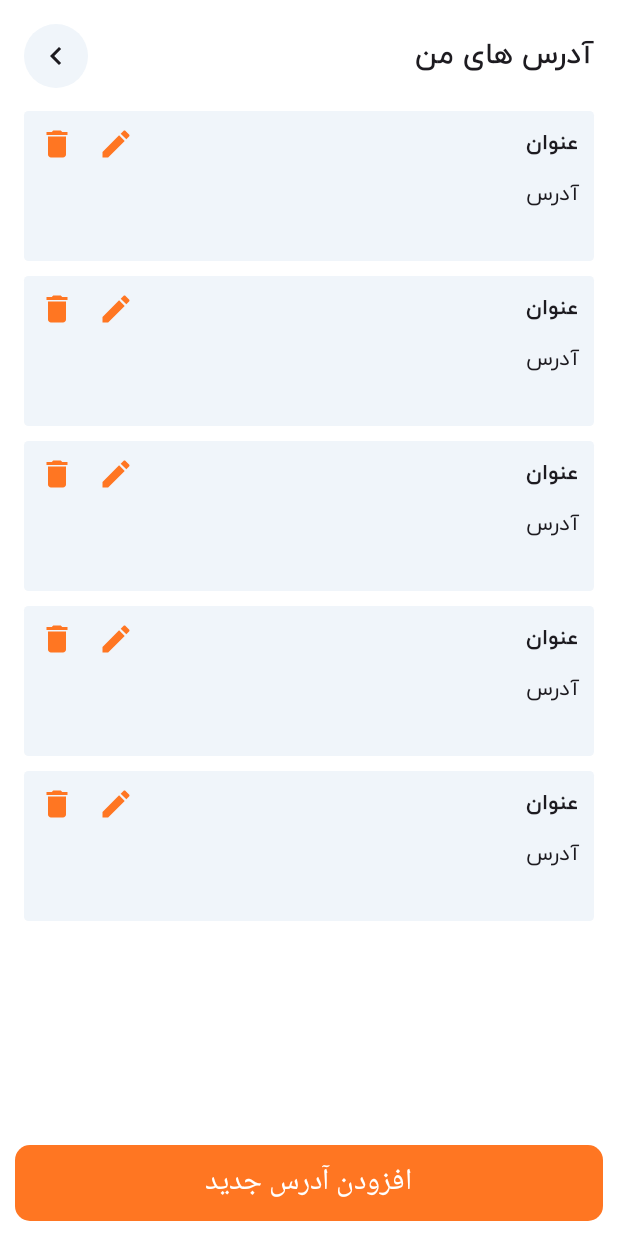
After one commit to AliAyali/market_baz, an Android app built with Jetpack Compose: the AddressScreen screen opened through its navigation route, on a phone screen of 412 x 824 dp. The commit adds this screen. Run offline under Robolectric (Android 15) with nearby library versions, the phone set to English and light mode, and no system bars; our stand-ins replace Dagger/Hilt's generated code, Room's generated code.

Commit message:
create(AddressItem): Creating an address item

```diff
--- a/app/src/main/java/com/aliayali/market_baz/navigation/NavigationGraph.kt
+++ b/app/src/main/java/com/aliayali/market_baz/navigation/NavigationGraph.kt
@@ -12,7 +12,7 @@ import com.aliayali.market_baz.presentation.screens.favorite.FavoriteScreen
 import com.aliayali.market_baz.presentation.screens.forgotPassword.ForgotPasswordScreen
 import com.aliayali.market_baz.presentation.screens.home.HomeScreen
 import com.aliayali.market_baz.presentation.screens.login.LoginScreen
-import com.aliayali.market_baz.presentation.screens.map.MapScreen
+import com.aliayali.market_baz.presentation.screens.address.AddressScreen
 import com.aliayali.market_baz.presentation.screens.personalInformation.PersonalInformationScreen
 import com.aliayali.market_baz.presentation.screens.product.ProductScreen
 import com.aliayali.market_baz.presentation.screens.profile.ProfileScreen
@@ -110,9 +110,9 @@ fun SetupNavigation(
         }
 
         composable(
-            route = NavigationScreen.Map.route
+            route = NavigationScreen.Address.route
         ) {
-            MapScreen(navController)
+            AddressScreen(navController)
         }
     }
 
--- a/app/src/main/java/com/aliayali/market_baz/navigation/NavigationScreen.kt
+++ b/app/src/main/java/com/aliayali/market_baz/navigation/NavigationScreen.kt
@@ -17,5 +17,5 @@ sealed class NavigationScreen(val route: String) {
     object PersonalInformation : NavigationScreen("personalInformation")
     object ShoppingCart : NavigationScreen("shoppingCart")
     object Favorite : NavigationScreen("favorite")
-    object Map : NavigationScreen("map")
+    object Address : NavigationScreen("address")
 }
--- /dev/null
+++ b/app/src/main/java/com/aliayali/market_baz/presentation/components/AddressItem.kt
@@ -0,0 +1,92 @@
+package com.aliayali.market_baz.presentation.components
+
+import androidx.compose.foundation.background
+import androidx.compose.foundation.clickable
+import androidx.compose.foundation.layout.Arrangement
+import androidx.compose.foundation.layout.Column
+import androidx.compose.foundation.layout.Row
+import androidx.compose.foundation.layout.Spacer
+import androidx.compose.foundation.layout.fillMaxWidth
+import androidx.compose.foundation.layout.height
+import androidx.compose.foundation.layout.padding
+import androidx.compose.foundation.layout.width
+import androidx.compose.foundation.shape.RoundedCornerShape
+import androidx.compose.material.icons.Icons
+import androidx.compose.material.icons.filled.Delete
+import androidx.compose.material.icons.filled.Edit
+import androidx.compose.material3.Icon
+import androidx.compose.material3.Text
+import androidx.compose.runtime.Composable
+import androidx.compose.ui.Alignment
+import androidx.compose.ui.Modifier
+import androidx.compose.ui.graphics.Color
+import androidx.compose.ui.text.font.FontWeight
+import androidx.compose.ui.text.style.TextAlign
+import androidx.compose.ui.unit.dp
+import com.aliayali.market_baz.ui.theme.BrightOrange
+
+@Composable
+fun AddressItem(
+    title: String,
+    detail: String,
+    onEdite: () -> Unit,
+    onDelete: () -> Unit,
+    onClick: () -> Unit,
+) {
+
+    Row(
+        modifier = Modifier
+            .fillMaxWidth()
+            .background(
+                Color(0xFFF0F5FA),
+                RoundedCornerShape(3.dp)
+            )
+            .padding(top = 10.dp, end = 10.dp, start = 10.dp, bottom = 10.dp)
+            .height(80.dp)
+            .clickable {
+                onClick()
+            },
+        horizontalArrangement = Arrangement.SpaceBetween
+    ) {
+        Column(
+            horizontalAlignment = Alignment.CenterHorizontally
+        ) {
+            Row {
+                Icon(
+                    Icons.Default.Delete,
+                    null,
+                    tint = BrightOrange,
+                    modifier = Modifier.clickable {
+                        onDelete()
+                    }
+                )
+                Spacer(Modifier.width(15.dp))
+                Icon(
+                    Icons.Default.Edit,
+                    null,
+                    tint = BrightOrange,
+                    modifier = Modifier.clickable {
+                        onEdite()
+                    }
+                )
+            }
+        }
+        Column(
+            verticalArrangement = Arrangement.spacedBy(10.dp)
+        ) {
+            Text(
+                modifier = Modifier.fillMaxWidth(),
+                text = title,
+                fontWeight = FontWeight.ExtraBold,
+                textAlign = TextAlign.End
+            )
+            Text(
+                modifier = Modifier.fillMaxWidth(),
+                text = detail,
+                textAlign = TextAlign.End
+            )
+        }
+
+    }
+
+}
--- /dev/null
+++ b/app/src/main/java/com/aliayali/market_baz/presentation/screens/address/AddressScreen.kt
@@ -0,0 +1,108 @@
+package com.aliayali.market_baz.presentation.screens.address
+
+import androidx.compose.foundation.background
+import androidx.compose.foundation.clickable
+import androidx.compose.foundation.layout.Arrangement
+import androidx.compose.foundation.layout.Box
+import androidx.compose.foundation.layout.Column
+import androidx.compose.foundation.layout.Row
+import androidx.compose.foundation.layout.fillMaxSize
+import androidx.compose.foundation.layout.fillMaxWidth
+import androidx.compose.foundation.layout.padding
+import androidx.compose.foundation.lazy.LazyColumn
+import androidx.compose.foundation.shape.CircleShape
+import androidx.compose.foundation.shape.RoundedCornerShape
+import androidx.compose.material.icons.Icons
+import androidx.compose.material.icons.automirrored.filled.KeyboardArrowLeft
+import androidx.compose.material3.Button
+import androidx.compose.material3.Icon
+import androidx.compose.material3.MaterialTheme
+import androidx.compose.material3.Text
+import androidx.compose.runtime.Composable
+import androidx.compose.ui.Alignment
+import androidx.compose.ui.Modifier
+import androidx.compose.ui.unit.dp
+import androidx.compose.ui.unit.sp
+import androidx.hilt.navigation.compose.hiltViewModel
+import androidx.navigation.NavController
+import com.aliayali.market_baz.navigation.NavigationScreen
+import com.aliayali.market_baz.presentation.components.AddressItem
+import com.aliayali.market_baz.ui.theme.IceMist
+
+@Composable
+fun AddressScreen(
+    navController: NavController,
+    mapViewModel: AddressViewModel = hiltViewModel(),
+) {
+
+    Box(
+        modifier = Modifier.fillMaxSize(),
+    ) {
+
+        Column(
+            modifier = Modifier
+                .fillMaxSize()
+                .padding(16.dp),
+            horizontalAlignment = Alignment.CenterHorizontally
+        ) {
+            Row(
+                modifier = Modifier.fillMaxWidth(),
+                horizontalArrangement = Arrangement.SpaceBetween,
+                verticalAlignment = Alignment.CenterVertically
+            ) {
+                Icon(
+                    Icons.AutoMirrored.Filled.KeyboardArrowLeft,
+                    null,
+                    modifier = Modifier
+                        .background(IceMist, CircleShape)
+                        .padding(9.dp)
+                        .clickable {
+                            navController.navigate(NavigationScreen.Profile.route) {
+                                popUpTo(NavigationScreen.Profile.route) { inclusive = true }
+                                launchSingleTop = true
+                            }
+                        }
+                )
+                Text(
+                    text = "آدرس های من",
+                    style = MaterialTheme.typography.titleLarge
+                )
+            }
+
+            LazyColumn(
+                modifier = Modifier.padding(top = 15.dp),
+                verticalArrangement = Arrangement.spacedBy(10.dp)
+            ) {
+                items(5) {
+                    AddressItem(
+                        "عنوان",
+                        "آدرس",
+                        onEdite = {},
+                        onDelete = {},
+                        onClick = {}
+                    )
+                }
+            }
+        }
+
+        Box(
+            modifier = Modifier.fillMaxSize(),
+            contentAlignment = Alignment.BottomCenter
+        ) {
+            Button(
+                onClick = {},
+                modifier = Modifier
+                    .fillMaxWidth()
+                    .padding(horizontal = 10.dp, vertical = 10.dp),
+                shape = RoundedCornerShape(10.dp)
+            ) {
+                Text(
+                    text = "افزودن آدرس جدید",
+                    fontSize = 20.sp
+                )
+            }
+        }
+
+    }
+
+}
--- /dev/null
+++ b/app/src/main/java/com/aliayali/market_baz/presentation/screens/address/AddressViewModel.kt
@@ -0,0 +1,8 @@
+package com.aliayali.market_baz.presentation.screens.address
+
+import androidx.lifecycle.ViewModel
+import jakarta.inject.Inject
+
+class AddressViewModel @Inject constructor() : ViewModel() {
+
+}
--- a/app/src/main/java/com/aliayali/market_baz/presentation/screens/map/MapScreen.kt
+++ /dev/null
@@ -1,12 +0,0 @@
-package com.aliayali.market_baz.presentation.screens.map
-
-import androidx.compose.runtime.Composable
-import androidx.hilt.navigation.compose.hiltViewModel
-import androidx.navigation.NavController
-
-@Composable
-fun MapScreen(
-    navController: NavController,
-    mapViewModel: MapViewModel = hiltViewModel()
-) {
-}
--- a/app/src/main/java/com/aliayali/market_baz/presentation/screens/map/MapViewModel.kt
+++ /dev/null
@@ -1,8 +0,0 @@
-package com.aliayali.market_baz.presentation.screens.map
-
-import androidx.lifecycle.ViewModel
-import jakarta.inject.Inject
-
-class MapViewModel @Inject constructor() : ViewModel() {
-
-}
--- a/app/src/main/java/com/aliayali/market_baz/presentation/screens/profile/ProfileScreen.kt
+++ b/app/src/main/java/com/aliayali/market_baz/presentation/screens/profile/ProfileScreen.kt
@@ -116,7 +116,7 @@ fun ProfileScreen(
             "آدرس",
             Color(0xFF413DFB)
         ) {
-            navController.navigate(NavigationScreen.Map.route) {
+            navController.navigate(NavigationScreen.Address.route) {
                 popUpTo(NavigationScreen.Profile.route) { inclusive = true }
                 launchSingleTop = true
             }
```
